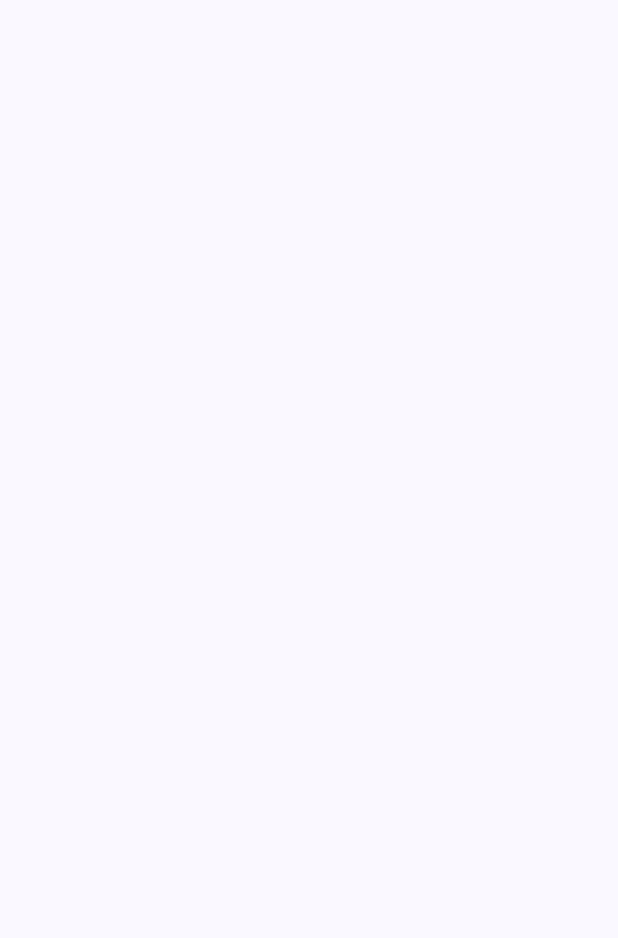
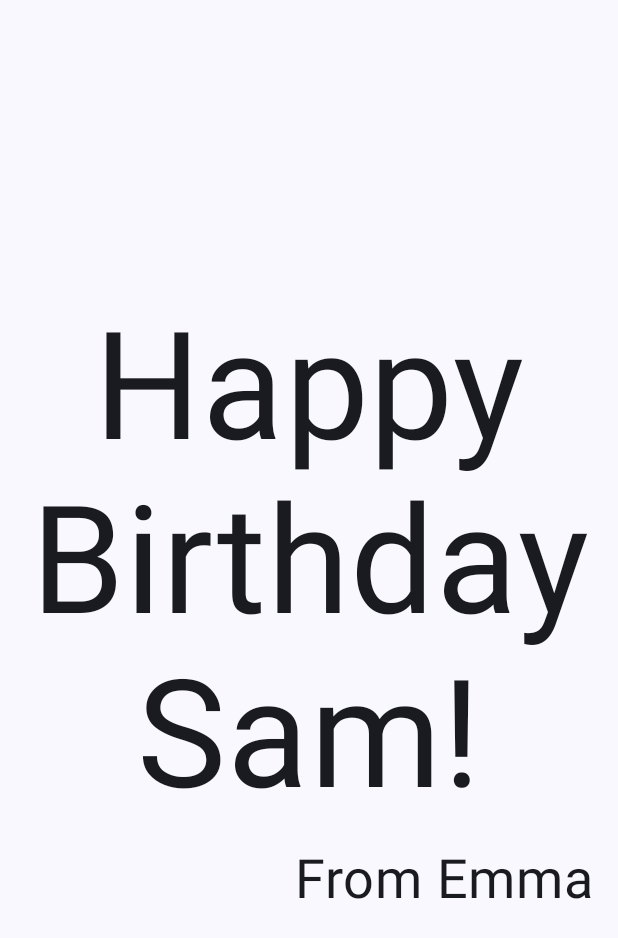
Before and after one commit to noellopes/HappyBirthday, an Android app built with Jetpack Compose: the screen it shows after launch (MainActivity), on a phone screen of 412 x 824 dp. Before the commit the part shown is empty. Shown: the top 938 px of the screen. Run offline under Robolectric (Android 15) with nearby library versions, the phone set to English and light mode, and no system bars.

Commit message:
Display greeting text at the center of the screen and change text padding and horizontal alignment.

```diff
--- a/app/src/main/java/pt/ipg/happybirthday/MainActivity.kt
+++ b/app/src/main/java/pt/ipg/happybirthday/MainActivity.kt
@@ -3,14 +3,19 @@ package pt.ipg.happybirthday
 import android.os.Bundle
 import androidx.activity.ComponentActivity
 import androidx.activity.compose.setContent
+import androidx.compose.foundation.layout.Arrangement
 import androidx.compose.foundation.layout.Column
 import androidx.compose.foundation.layout.fillMaxSize
+import androidx.compose.foundation.layout.padding
 import androidx.compose.material3.MaterialTheme
 import androidx.compose.material3.Surface
 import androidx.compose.material3.Text
 import androidx.compose.runtime.Composable
+import androidx.compose.ui.Alignment
 import androidx.compose.ui.Modifier
+import androidx.compose.ui.text.style.TextAlign
 import androidx.compose.ui.tooling.preview.Preview
+import androidx.compose.ui.unit.dp
 import androidx.compose.ui.unit.sp
 import pt.ipg.happybirthday.ui.theme.HappyBirthdayTheme
 
@@ -24,6 +29,7 @@ class MainActivity : ComponentActivity() {
                     modifier = Modifier.fillMaxSize(),
                     color = MaterialTheme.colorScheme.background
                 ) {
+                    GreetingText( message = "Happy Birthday Sam!", from = "From Emma")
                 }
             }
         }
@@ -32,15 +38,22 @@ class MainActivity : ComponentActivity() {
 
 @Composable
 fun GreetingText(message: String, from: String, modifier: Modifier = Modifier) {
-    Column(modifier = modifier) {
+    Column(
+        verticalArrangement = Arrangement.Center,
+        modifier = modifier,
+    ) {
         Text(
             text = message,
             fontSize = 100.sp,
-            lineHeight = 116.sp
+            lineHeight = 116.sp,
+            textAlign = TextAlign.Center
         )
         Text(
             text = from,
-            fontSize = 36.sp
+            fontSize = 36.sp,
+            modifier = Modifier
+                .padding(16.dp)
+                .align(alignment = Alignment.End)
         )
     }
 }
```
